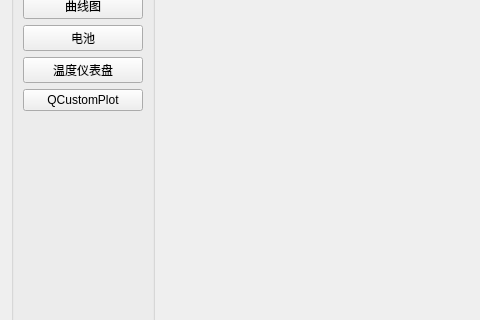
First picture: the form in QtSmallProject/widget.ui, repository Cgf1020/QtExample, before the edit; both pictures show x 0 to 480 and y 143 to 463 of the 1305 by 846 pixel window.
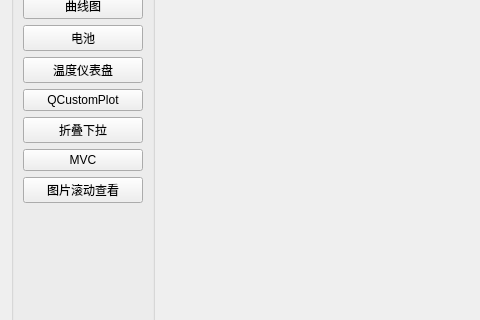
Second picture: the form after the edit. The open tabs and pages were chosen to show the change.

```diff
--- a/QtSmallProject/widget.ui
+++ b/QtSmallProject/widget.ui
@@ -77,6 +77,27 @@
           </property>
          </widget>
         </item>
+        <item>
+         <widget class="QPushButton" name="multilevelMenu_btn">
+          <property name="text">
+           <string>折叠下拉</string>
+          </property>
+         </widget>
+        </item>
+        <item>
+         <widget class="QPushButton" name="MVC_btn">
+          <property name="text">
+           <string>MVC</string>
+          </property>
+         </widget>
+        </item>
+        <item>
+         <widget class="QPushButton" name="PictureScroll_btn">
+          <property name="text">
+           <string>图片滚动查看</string>
+          </property>
+         </widget>
+        </item>
         <item>
          <spacer name="verticalSpacer">
           <property name="orientation">
```
Left out of the diff: 9 changed lines with no effect on the pictures.
